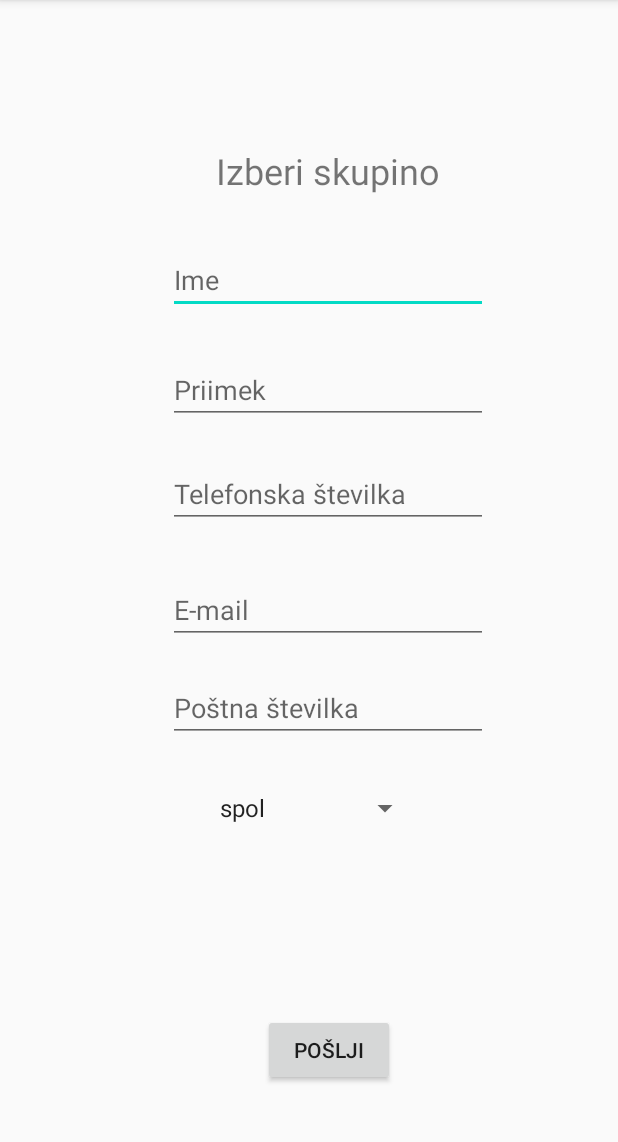
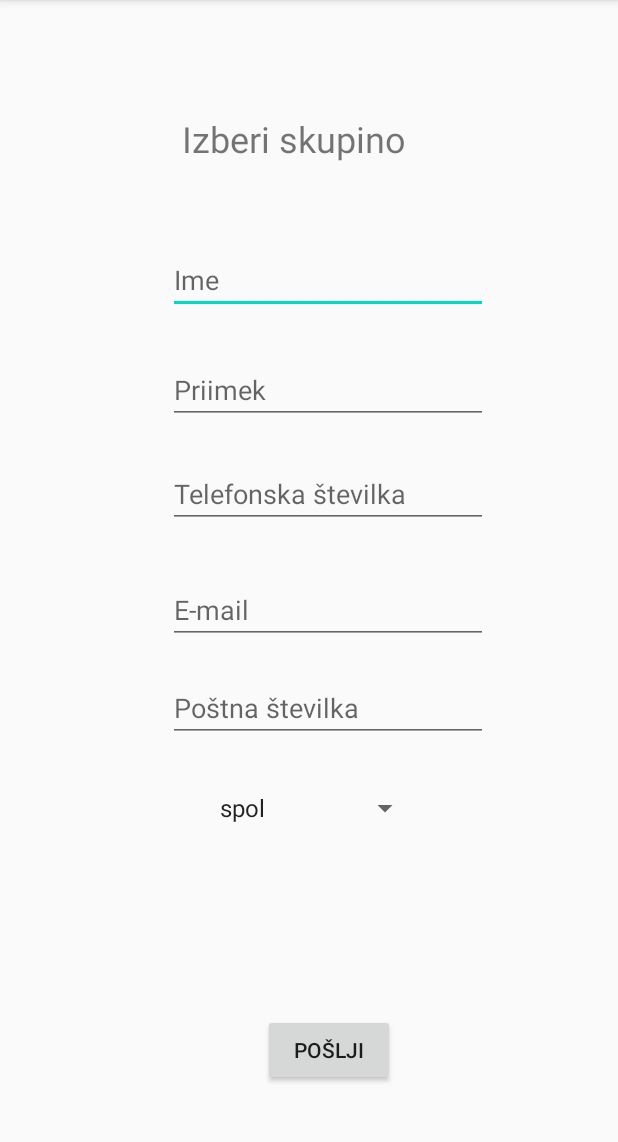
Before and after one commit to blazpotocnik97/projekt1, an Android app: the screen it shows after launch (regActivity), after a tap on "POSTANI", on a phone screen of 412 x 824 dp, the part 84-1226 px from its top. Run offline under Robolectric (Android 15) with nearby library versions, the phone set to English and light mode, and no system bars.

Commit message:
Nadaljevanje2

```diff
--- a/app/src/main/res/layout/activity_reg.xml
+++ b/app/src/main/res/layout/activity_reg.xml
@@ -14,10 +14,10 @@
         android:textSize="24sp"
         app:layout_constraintBottom_toBottomOf="parent"
         app:layout_constraintEnd_toEndOf="parent"
-        app:layout_constraintHorizontal_bias="0.549"
+        app:layout_constraintHorizontal_bias="0.463"
         app:layout_constraintStart_toStartOf="parent"
         app:layout_constraintTop_toTopOf="parent"
-        app:layout_constraintVertical_bias="0.134" />
+        app:layout_constraintVertical_bias="0.104" />
 
     <Button
         android:id="@+id/savedata"
```
